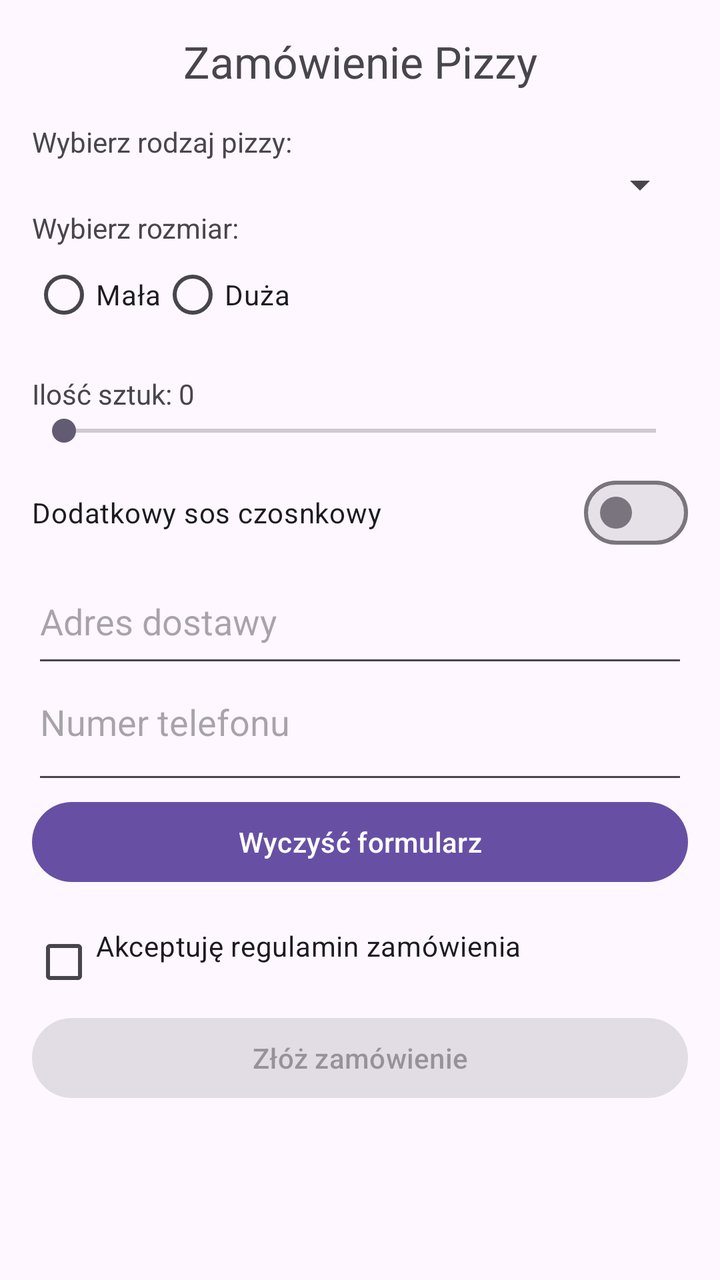
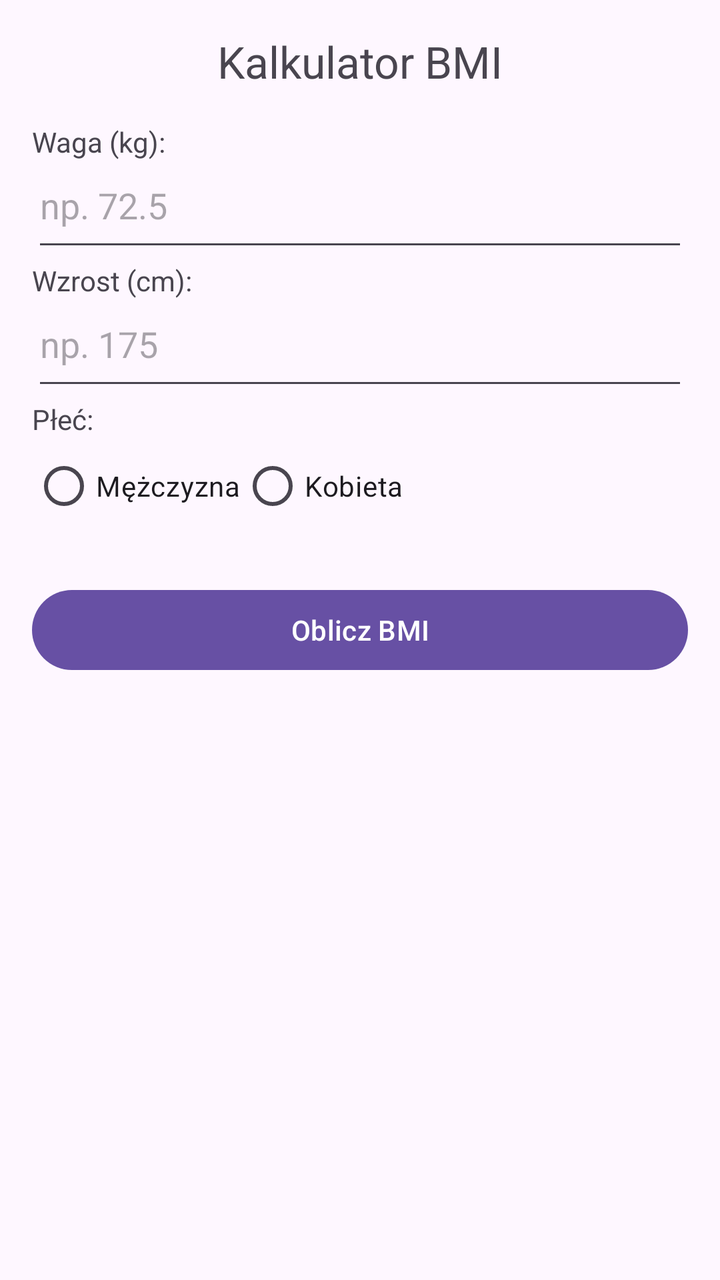

An Android layout rendered at two revisions. The XML below is the earlier revision; the diff shows what the commit changed to produce the second picture.
<!-- AndroidManifest.xml: application theme Theme.Formularzdialogi -->
<!-- res/layout/activity_main.xml -->
<?xml version="1.0" encoding="utf-8"?>
<ScrollView xmlns:android="http://schemas.android.com/apk/res/android"
    android:id="@+id/main_scroll_view"
    android:layout_width="match_parent"
    android:layout_height="match_parent"
    android:fillViewport="true">

    <LinearLayout
        android:layout_width="match_parent"
        android:layout_height="wrap_content"
        android:orientation="vertical"
        android:padding="16dp">

        <TextView
            android:layout_width="match_parent"
            android:layout_height="wrap_content"
            android:text="Zamówienie Pizzy"
            android:textSize="22sp"
            android:gravity="center"
            android:paddingBottom="16dp"/>

        <TextView
            android:layout_width="match_parent"
            android:layout_height="wrap_content"
            android:text="Wybierz rodzaj pizzy:"/>

        <Spinner
            android:id="@+id/spPizza"
            android:layout_width="match_parent"
            android:layout_height="wrap_content"
            android:paddingBottom="16dp"/>

        <TextView
            android:layout_width="match_parent"
            android:layout_height="wrap_content"
            android:text="Wybierz rozmiar:"/>

        <RadioGroup
            android:id="@+id/rgSize"
            android:layout_width="match_parent"
            android:layout_height="wrap_content"
            android:orientation="horizontal"
            android:paddingBottom="16dp">

            <RadioButton
                android:id="@+id/rbSizeSmall"
                android:layout_width="wrap_content"
                android:layout_height="wrap_content"
                android:text="Mała"/>

            <RadioButton
                android:id="@+id/rbSizeLarge"
                android:layout_width="wrap_content"
                android:layout_height="wrap_content"
                android:text="Duża"/>
        </RadioGroup>

        <LinearLayout
            android:layout_width="match_parent"
            android:layout_height="wrap_content"
            android:orientation="horizontal">

            <TextView
                android:layout_width="wrap_content"
                android:layout_height="wrap_content"
                android:text="Ilość sztuk: "/>

            <TextView
                android:id="@+id/tvQuantityValue"
                android:layout_width="wrap_content"
                android:layout_height="wrap_content"
                android:text="0"/>
        </LinearLayout>

        <SeekBar
            android:id="@+id/sbQuantity"
            android:layout_width="match_parent"
            android:layout_height="wrap_content"
            android:max="10"
            android:progress="0"
            android:paddingBottom="16dp"/>

        <com.google.android.material.materialswitch.MaterialSwitch
            android:id="@+id/swSauce"
            android:layout_width="match_parent"
            android:layout_height="wrap_content"
            android:text="Dodatkowy sos czosnkowy"
            android:paddingBottom="16dp"/>

        <EditText
            android:id="@+id/etAddress"
            android:layout_width="match_parent"
            android:layout_height="wrap_content"
            android:hint="Adres dostawy"
            android:inputType="textPostalAddress"
            android:paddingBottom="16dp"/>

        <EditText
            android:id="@+id/etPhone"
            android:layout_width="match_parent"
            android:layout_height="wrap_content"
            android:hint="Numer telefonu"
            android:inputType="phone"
            android:paddingBottom="24dp"/>

        <Button
            android:id="@+id/btnClear"
            android:layout_width="match_parent"
            android:layout_height="wrap_content"
            android:text="Wyczyść formularz"
            android:layout_marginBottom="12dp"/>

        <CheckBox
            android:id="@+id/cbTerms"
            android:layout_width="match_parent"
            android:layout_height="wrap_content"
            android:text="Akceptuję regulamin zamówienia"
            android:paddingBottom="16dp"/>

        <Button
            android:id="@+id/btnSubmit"
            android:layout_width="match_parent"
            android:layout_height="wrap_content"
            android:text="Złóż zamówienie"
            android:enabled="false"/>

        <TextView
            android:id="@+id/tvSummary"
            android:layout_width="match_parent"
            android:layout_height="wrap_content"
            android:paddingTop="16dp"
            android:textSize="16sp"/>

    </LinearLayout>
</ScrollView>
<!-- resources referenced by this layout -->
<resources>
  <style name="Theme.Formularzdialogi" parent="Base.Theme.Formularzdialogi" />
  <style name="Base.Theme.Formularzdialogi" parent="Theme.Material3.DayNight.NoActionBar">
          
          
      </style>
</resources>

<!-- the commit's change to res/layout/activity_main.xml (unified diff, before → after) -->
@@ -14,7 +14,7 @@
         <TextView
             android:layout_width="match_parent"
             android:layout_height="wrap_content"
-            android:text="Zamówienie Pizzy"
+            android:text="Kalkulator BMI"
             android:textSize="22sp"
             android:gravity="center"
             android:paddingBottom="16dp"/>
@@ -22,114 +22,67 @@
         <TextView
             android:layout_width="match_parent"
             android:layout_height="wrap_content"
-            android:text="Wybierz rodzaj pizzy:"/>
+            android:text="Waga (kg):"/>
 
-        <Spinner
-            android:id="@+id/spPizza"
+        <EditText
+            android:id="@+id/etWeight"
             android:layout_width="match_parent"
             android:layout_height="wrap_content"
+            android:hint="np. 72.5"
+            android:inputType="numberDecimal"
             android:paddingBottom="16dp"/>
 
         <TextView
             android:layout_width="match_parent"
             android:layout_height="wrap_content"
-            android:text="Wybierz rozmiar:"/>
+            android:text="Wzrost (cm):"/>
+
+        <EditText
+            android:id="@+id/etHeight"
+            android:layout_width="match_parent"
+            android:layout_height="wrap_content"
+            android:hint="np. 175"
+            android:inputType="number"
+            android:paddingBottom="16dp"/>
+
+        <TextView
+            android:layout_width="match_parent"
+            android:layout_height="wrap_content"
+            android:text="Płeć:"/>
 
         <RadioGroup
-            android:id="@+id/rgSize"
+            android:id="@+id/rgGender"
             android:layout_width="match_parent"
             android:layout_height="wrap_content"
             android:orientation="horizontal"
-            android:paddingBottom="16dp">
+            android:paddingBottom="24dp">
 
             <RadioButton
-                android:id="@+id/rbSizeSmall"
+                android:id="@+id/rbMale"
                 android:layout_width="wrap_content"
                 android:layout_height="wrap_content"
-                android:text="Mała"/>
+                android:text="Mężczyzna"/>
 
             <RadioButton
-                android:id="@+id/rbSizeLarge"
+                android:id="@+id/rbFemale"
                 android:layout_width="wrap_content"
                 android:layout_height="wrap_content"
-                android:text="Duża"/>
+                android:text="Kobieta"/>
         </RadioGroup>
 
-        <LinearLayout
+        <Button
+            android:id="@+id/btnCalculate"
             android:layout_width="match_parent"
             android:layout_height="wrap_content"
-            android:orientation="horizontal">
+            android:text="Oblicz BMI"/>
 
-            <TextView
-                android:layout_width="wrap_content"
-                android:layout_height="wrap_content"
-                android:text="Ilość sztuk: "/>
-
-            <TextView
-                android:id="@+id/tvQuantityValue"
-                android:layout_width="wrap_content"
-                android:layout_height="wrap_content"
-                android:text="0"/>
-        </LinearLayout>
-
-        <SeekBar
-            android:id="@+id/sbQuantity"
+        <TextView
+            android:id="@+id/tvResult"
             android:layout_width="match_parent"
             android:layout_height="wrap_content"
-            android:max="10"
-            android:progress="0"
-            android:paddingBottom="16dp"/>
-
-        <com.google.android.material.materialswitch.MaterialSwitch
-            android:id="@+id/swSauce"
-            android:layout_width="match_parent"
-            android:layout_height="wrap_content"
-            android:text="Dodatkowy sos czosnkowy"
-            android:paddingBottom="16dp"/>
-
-        <EditText
-            android:id="@+id/etAddress"
-            android:layout_width="match_parent"
-            android:layout_height="wrap_content"
-            android:hint="Adres dostawy"
-            android:inputType="textPostalAddress"
-            android:paddingBottom="16dp"/>
-
-        <EditText
-            android:id="@+id/etPhone"
-            android:layout_width="match_parent"
-            android:layout_height="wrap_content"
-            android:hint="Numer telefonu"
-            android:inputType="phone"
-            android:paddingBottom="24dp"/>
-
-        <Button
-            android:id="@+id/btnClear"
-            android:layout_width="match_parent"
-            android:layout_height="wrap_content"
-            android:text="Wyczyść formularz"
-            android:layout_marginBottom="12dp"/>
-
-        <CheckBox
-            android:id="@+id/cbTerms"
-            android:layout_width="match_parent"
-            android:layout_height="wrap_content"
-            android:text="Akceptuję regulamin zamówienia"
-            android:paddingBottom="16dp"/>
-
-        <Button
-            android:id="@+id/btnSubmit"
-            android:layout_width="match_parent"
-            android:layout_height="wrap_content"
-            android:text="Złóż zamówienie"
-            android:enabled="false"/>
-
-        <TextView
-            android:id="@+id/tvSummary"
-            android:layout_width="match_parent"
-            android:layout_height="wrap_content"
-            android:paddingTop="16dp"
-            android:textSize="16sp"/>
+            android:paddingTop="24dp"
+            android:textSize="18sp"
+            android:gravity="center"/>
 
     </LinearLayout>
 </ScrollView>
